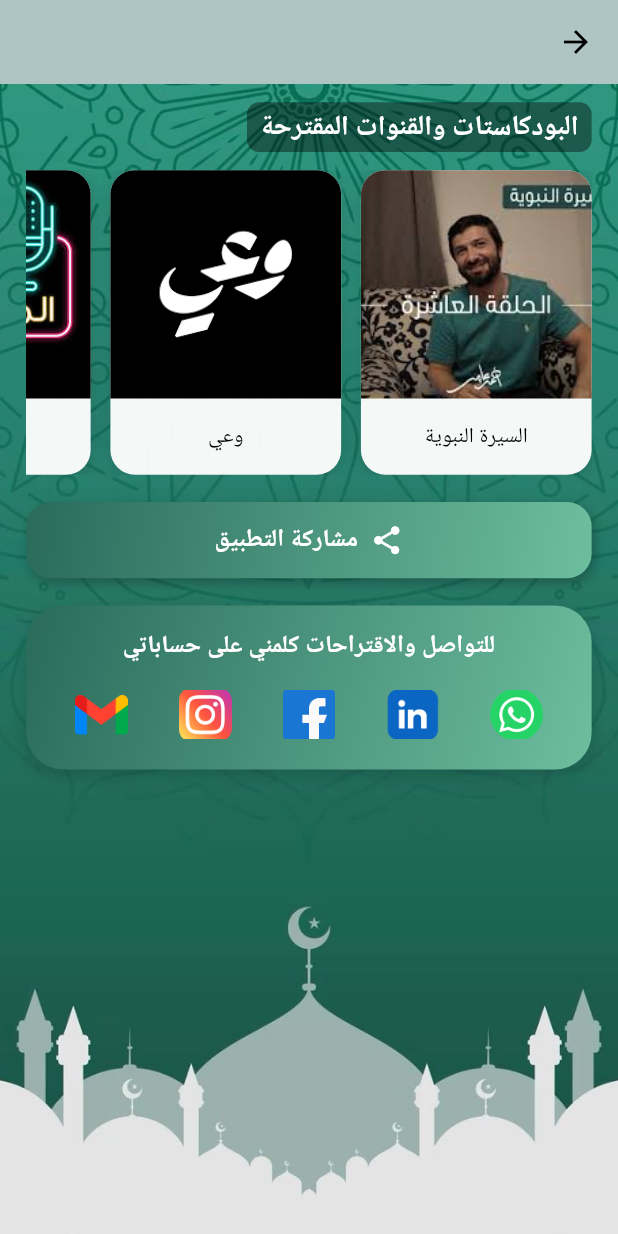
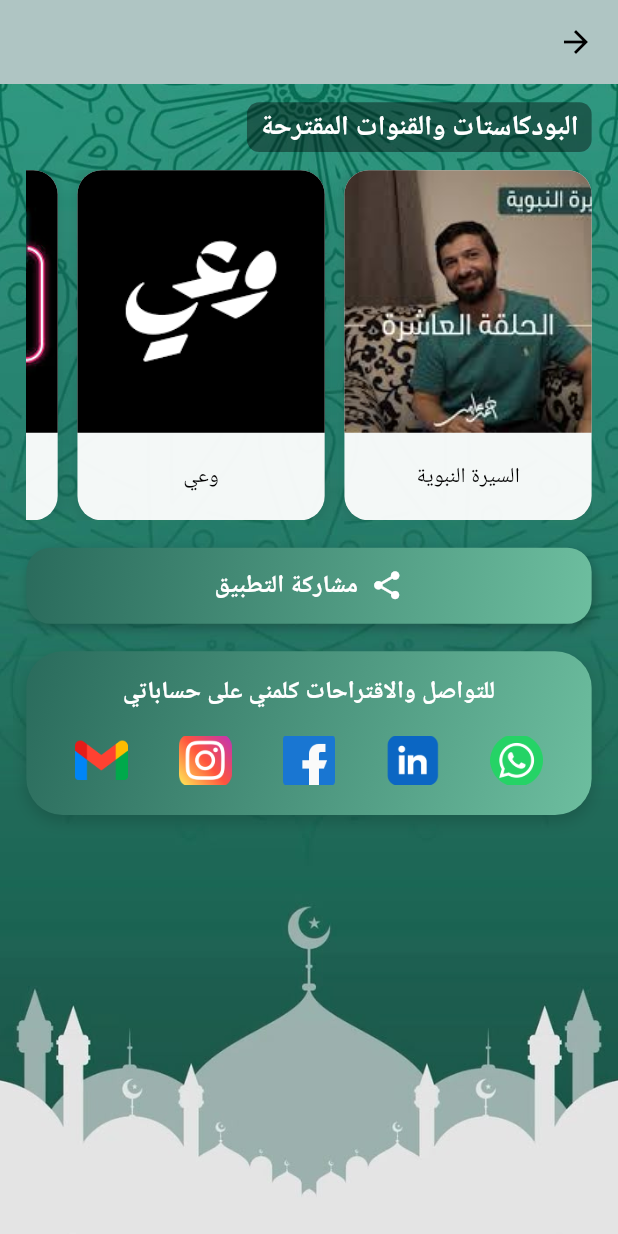
Before and after one commit to moaz-abdeltawab92/Tazkira, a Flutter app: the screen it shows after launch, after a tap on the "menu" icon, on a phone screen of 412 x 824 dp. Run offline on Flutter 3.47's test engine with Material 3 defaults, Android fonts, the phone set to English and light mode, and no system bars; our stand-ins replace adhan, device_preview, firebase_core, flutter_bloc, flutter_screenutil, geocoding and 8 more; missing offline and left inert: flutter_qiblah, in_app_update, quran_library; accounts and stored records are empty; Roboto replaces fonts that are missing (Cairo, Tajawal).

Commit message:
feat: Add new podcast item with image and update layout dimensions; configure Shorebird updater

```diff
--- a/lib/features/home/presentation/data/pocast_data.dart
+++ b/lib/features/home/presentation/data/pocast_data.dart
@@ -111,4 +111,10 @@ const List<PodcastItem> podcasts = [
     url: 'https://youtu.be/pJ0auP7dbcY?si=At2CqtsJiw3dhKW8',
     imagePath: 'assets/podcasts/fangan.jpg',
   ),
+  PodcastItem(
+    title: 'سلسلة رعاية الصلاة',
+    url:
+        'https://www.youtube.com/playlist?list=PLSUcSqxe9RhzbP2F4xTE9GCrIUUEuFJoa',
+    imagePath: 'assets/podcasts/ra3ya.jpg',
+  ),
 ];
--- a/lib/features/home/presentation/widgets/podcast_card_widget.dart
+++ b/lib/features/home/presentation/widgets/podcast_card_widget.dart
@@ -44,7 +44,7 @@ class PodcastCardWidget extends StatelessWidget {
   @override
   Widget build(BuildContext context) {
     return SizedBox(
-      height: 200.h,
+      height: 230.h,
       child: ListView.separated(
         scrollDirection: Axis.horizontal,
         itemCount: podcasts.length,
@@ -54,7 +54,7 @@ class PodcastCardWidget extends StatelessWidget {
           return GestureDetector(
             onTap: () => _openUrl(podcast.url, context),
             child: Container(
-              width: 140.w,
+              width: 150.w,
               decoration: BoxDecoration(
                 color: Colors.white.withOpacity(0.95),
                 borderRadius: BorderRadius.circular(16.r),
--- a/lib/main_development.dart
+++ b/lib/main_development.dart
@@ -1,14 +1,19 @@
-import 'package:flutter/material.dart';
-import 'package:flutter_screenutil/flutter_screenutil.dart';
-import 'package:tazkira_app/features/home/presentation/screens/homepage.dart';
-
+import 'package:tazkira_app/core/routing/route_export.dart';
+import 'package:device_preview/device_preview.dart';
 import 'package:timezone/data/latest.dart' as tz;
 
 void main() async {
-  //To fix text being hidden bug in flutter_screenutil in release mode tz.initializeTimeZones(); await ScreenUtil.ensureScreenSize(); runApp(const TazkiraApp()); } class TazkiraApp extends StatelessWidget { const TazkiraApp({super.key}); @override Widget build(BuildContext context) { return ScreenUtilInit( designSize: const Size(375, 812), minTextAdapt: true, splitScreenMode: true, builder: (context, child) { return MaterialApp( theme: ThemeData( useMaterial3: false, ), debugShowCheckedModeBanner: false, home: const Homepage(), ); }, ); } }
+  WidgetsFlutterBinding.ensureInitialized();
+
   tz.initializeTimeZones();
   await ScreenUtil.ensureScreenSize();
-  runApp(const TazkiraApp());
+
+  runApp(
+    DevicePreview(
+      enabled: false,
+      builder: (context) => const TazkiraApp(),
+    ),
+  );
 }
 
 class TazkiraApp extends StatelessWidget {
--- a/pubspec.yaml
+++ b/pubspec.yaml
@@ -49,3 +49,4 @@ flutter:
     - assets/podcasts/
     - assets/icons/
     - assets/json/
+    - shorebird.yaml
--- /dev/null
+++ b/shorebird.yaml
@@ -0,0 +1,17 @@
+# This file is used to configure the Shorebird updater used by your app.
+# Learn more at https://docs.shorebird.dev
+# This file does not contain any sensitive information and should be checked into version control.
+
+# Your app_id is the unique identifier assigned to your app.
+# It is used to identify your app when requesting patches from Shorebird's servers.
+# It is not a secret and can be shared publicly.
+app_id: 00c357bc-ebee-47c0-a848-2890b3104d95
+flavors:
+  development: d2fd1b86-837e-4c2f-a0b3-716678e9a4da
+  production: 645b74e0-4ef9-4ede-9aa7-8acbd96f2d7b
+
+# auto_update controls if Shorebird should automatically update in the background on launch.
+# If auto_update: false, you will need to use package:shorebird_code_push to trigger updates.
+# https://pub.dev/packages/shorebird_code_push
+# Uncomment the following line to disable automatic updates.
+# auto_update: false
```
Also changed, not shown: assets/podcasts/ra3ya.jpg (added).
